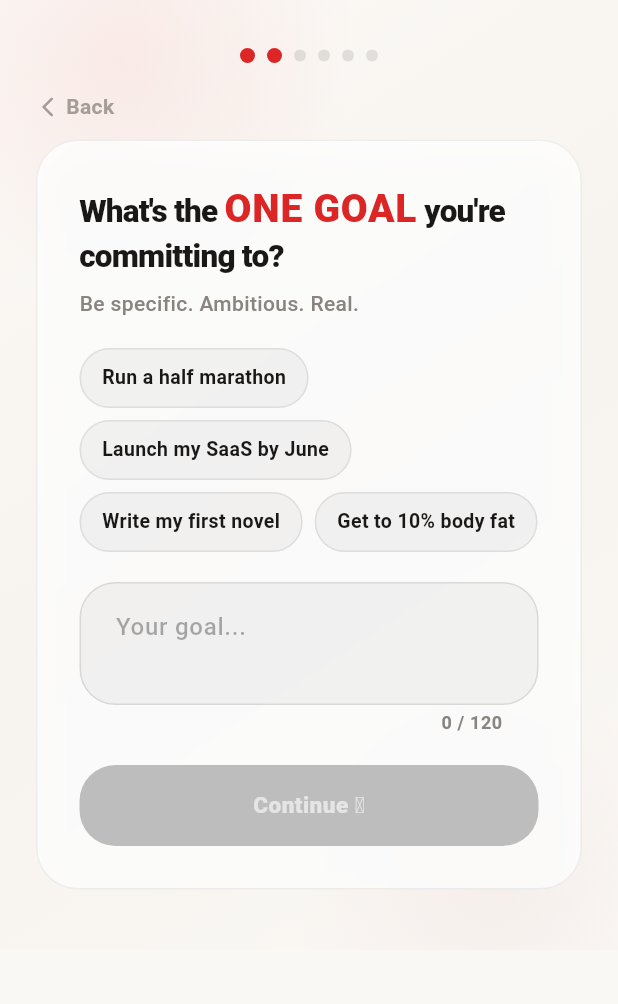
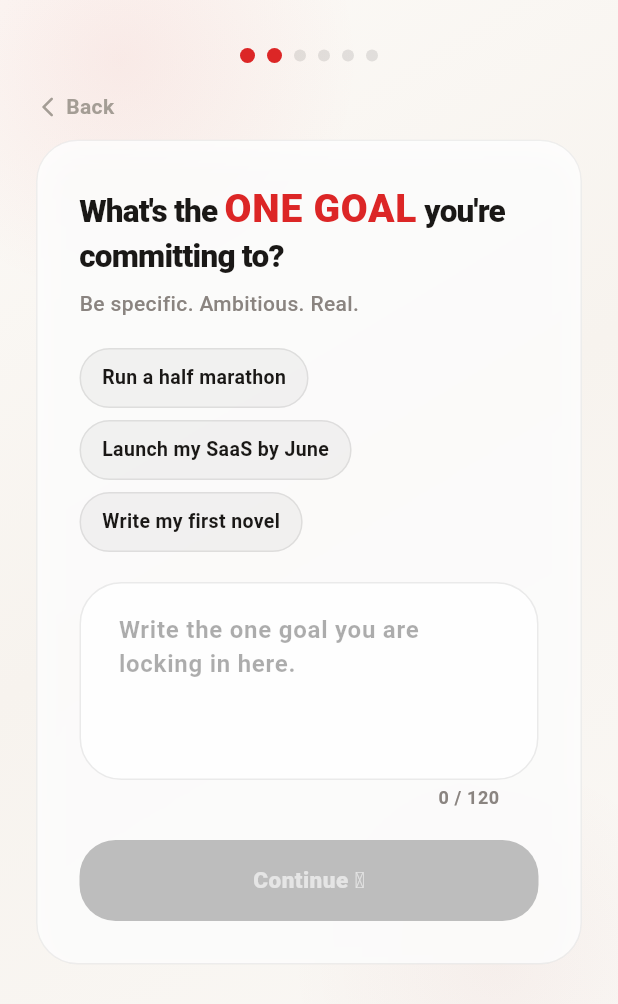
Before and after one commit to EdmondMbadu/rocket_reminder, a Flutter app: the screen it shows after launch, after a tap on "Get started", on a phone screen of 412 x 824 dp. Shown: the top 1004 px of the screen. Run offline on Flutter 3.47's test engine with Material 3 defaults, Android fonts, the phone set to English and light mode, and no system bars; accounts and stored records are empty.

Commit message:
updated the application for second onboading page

```diff
--- a/lib/src/app.dart
+++ b/lib/src/app.dart
@@ -771,7 +771,6 @@ class _WelcomeOnboardingViewState extends State<_WelcomeOnboardingView>
               'Run a half marathon',
               'Launch my SaaS by June',
               'Write my first novel',
-              'Get to 10% body fat',
             ])
               GestureDetector(
                 onTap: () {
@@ -813,15 +812,46 @@ class _WelcomeOnboardingViewState extends State<_WelcomeOnboardingView>
         TextField(
           controller: _goalCtl,
           maxLength: 120,
-          maxLines: 3,
-          minLines: 2,
+          maxLines: 5,
+          minLines: 4,
           textCapitalization: TextCapitalization.sentences,
+          style: TextStyle(
+            fontSize: 16,
+            fontWeight: FontWeight.w600,
+            height: 1.45,
+            color: textPrimary,
+          ),
           decoration: InputDecoration(
-            hintText: 'Your goal...',
+            hintText: 'Write the one goal you are locking in here.',
+            alignLabelWithHint: true,
+            fillColor: dark
+                ? Colors.white.withValues(alpha: 0.08)
+                : Colors.white.withValues(alpha: 0.82),
+            contentPadding: const EdgeInsets.fromLTRB(22, 22, 22, 18),
+            border: OutlineInputBorder(
+              borderRadius: BorderRadius.circular(28),
+              borderSide: BorderSide(
+                color: dark
+                    ? Colors.white.withValues(alpha: 0.12)
+                    : Colors.black.withValues(alpha: 0.08),
+              ),
+            ),
+            enabledBorder: OutlineInputBorder(
+              borderRadius: BorderRadius.circular(28),
+              borderSide: BorderSide(
+                color: dark
+                    ? Colors.white.withValues(alpha: 0.14)
+                    : Colors.black.withValues(alpha: 0.08),
+              ),
+            ),
+            focusedBorder: OutlineInputBorder(
+              borderRadius: BorderRadius.circular(28),
+              borderSide: const BorderSide(color: _brandRed, width: 1.8),
+            ),
             counterText: '$charCount / 120',
             counterStyle: TextStyle(
               fontSize: 12,
-              fontWeight: FontWeight.w600,
+              fontWeight: FontWeight.w700,
               color: charCount > 100
                   ? _brandRed
                   : (dark ? _brandSmoke : const Color(0xFF8A8480)),
@@ -1438,10 +1468,14 @@ class _PlatformSetupSectionState extends State<_PlatformSetupSection> {
           ),
           const SizedBox(height: 10),
           ElevatedButton(
-            onPressed: widget.controller.isBusy || iosUnavailable || !authorized
+            onPressed: widget.controller.isBusy || iosUnavailable
                 ? null
                 : widget.controller.pickBlockedApps,
-            child: Text(appCount > 0 ? 'Edit apps' : 'Choose apps'),
+            child: Text(
+              authorized
+                  ? (appCount > 0 ? 'Edit apps' : 'Choose apps')
+                  : 'Allow & choose apps',
+            ),
           ),
         ],
       );
```
Also changed, not shown: lib/src/controller.dart (+9 -0 lines), 6 other files.
